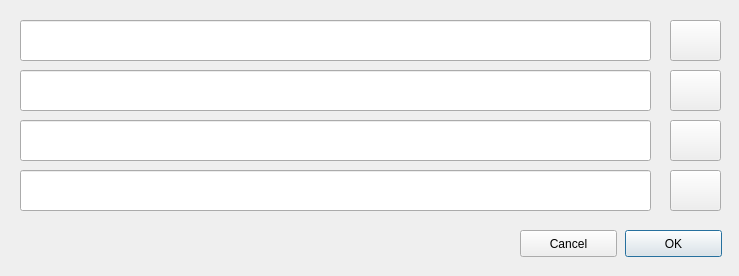
Old version of the form ui/VidSelect.ui in the repository vishruthys/Adaptive-Traffic-Signalling-with-Yolov3.
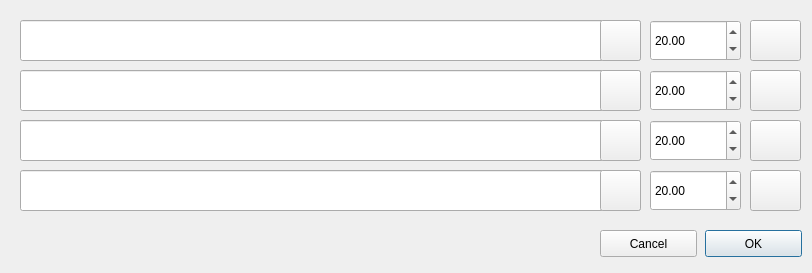
New version of the form. Icons and pictures are not drawn.

```diff
--- a/ui/VidSelect.ui
+++ b/ui/VidSelect.ui
@@ -6,20 +6,14 @@
    <rect>
     <x>0</x>
     <y>0</y>
-    <width>739</width>
-    <height>276</height>
+    <width>812</width>
+    <height>273</height>
    </rect>
   </property>
   <property name="minimumSize">
    <size>
-    <width>739</width>
-    <height>276</height>
-   </size>
-  </property>
-  <property name="maximumSize">
-   <size>
-    <width>739</width>
-    <height>276</height>
+    <width>809</width>
+    <height>271</height>
    </size>
   </property>
   <property name="windowTitle">
@@ -28,7 +22,7 @@
   <widget class="QPushButton" name="vid0">
    <property name="geometry">
     <rect>
-     <x>670</x>
+     <x>750</x>
      <y>20</y>
      <width>51</width>
      <height>41</height>
@@ -53,7 +47,7 @@
     <rect>
      <x>20</x>
      <y>20</y>
-     <width>631</width>
+     <width>621</width>
      <height>41</height>
     </rect>
    </property>
@@ -61,7 +55,7 @@
   <widget class="QPushButton" name="vid1">
    <property name="geometry">
     <rect>
-     <x>670</x>
+     <x>750</x>
      <y>70</y>
      <width>51</width>
      <height>41</height>
@@ -84,7 +78,7 @@
   <widget class="QPushButton" name="vid2">
    <property name="geometry">
     <rect>
-     <x>670</x>
+     <x>750</x>
      <y>120</y>
      <width>51</width>
      <height>41</height>
@@ -107,7 +101,7 @@
   <widget class="QPushButton" name="vid3">
    <property name="geometry">
     <rect>
-     <x>670</x>
+     <x>750</x>
      <y>170</y>
      <width>51</width>
      <height>41</height>
@@ -132,7 +126,7 @@
     <rect>
      <x>20</x>
      <y>70</y>
-     <width>631</width>
+     <width>621</width>
      <height>41</height>
     </rect>
    </property>
@@ -142,7 +136,7 @@
     <rect>
      <x>20</x>
      <y>120</y>
-     <width>631</width>
+     <width>621</width>
      <height>41</height>
     </rect>
    </property>
@@ -152,7 +146,7 @@
     <rect>
      <x>20</x>
      <y>170</y>
-     <width>631</width>
+     <width>621</width>
      <height>41</height>
     </rect>
    </property>
@@ -160,7 +154,7 @@
   <widget class="QPushButton" name="ok">
    <property name="geometry">
     <rect>
-     <x>625</x>
+     <x>705</x>
      <y>230</y>
      <width>97</width>
      <height>27</height>
@@ -176,7 +170,7 @@
   <widget class="QPushButton" name="cancel">
    <property name="geometry">
     <rect>
-     <x>520</x>
+     <x>600</x>
      <y>230</y>
      <width>97</width>
      <height>27</height>
@@ -189,6 +183,210 @@
     <bool>false</bool>
    </property>
   </widget>
+  <widget class="QPushButton" name="crop0">
+   <property name="geometry">
+    <rect>
+     <x>600</x>
+     <y>20</y>
+     <width>41</width>
+     <height>41</height>
+    </rect>
+   </property>
+   <property name="toolTip">
+    <string>Select ROI</string>
+   </property>
+   <property name="text">
+    <string/>
+   </property>
+   <property name="icon">
+    <iconset resource="AppResources.qrc">
+     <normaloff>:/icons/img/crop.png</normaloff>:/icons/img/crop.png</iconset>
+   </property>
+   <property name="iconSize">
+    <size>
+     <width>25</width>
+     <height>25</height>
+    </size>
+   </property>
+   <property name="autoDefault">
+    <bool>false</bool>
+   </property>
+   <property name="flat">
+    <bool>false</bool>
+   </property>
+  </widget>
+  <widget class="QPushButton" name="crop1">
+   <property name="geometry">
+    <rect>
+     <x>600</x>
+     <y>70</y>
+     <width>41</width>
+     <height>41</height>
+    </rect>
+   </property>
+   <property name="toolTip">
+    <string>Select ROI</string>
+   </property>
+   <property name="text">
+    <string/>
+   </property>
+   <property name="icon">
+    <iconset resource="AppResources.qrc">
+     <normaloff>:/icons/img/crop.png</normaloff>:/icons/img/crop.png</iconset>
+   </property>
+   <property name="iconSize">
+    <size>
+     <width>25</width>
+     <height>25</height>
+    </size>
+   </property>
+   <property name="autoDefault">
+    <bool>false</bool>
+   </property>
+   <property name="flat">
+    <bool>false</bool>
+   </property>
+  </widget>
+  <widget class="QPushButton" name="crop2">
+   <property name="geometry">
+    <rect>
+     <x>600</x>
+     <y>120</y>
+     <width>41</width>
+     <height>41</height>
+    </rect>
+   </property>
+   <property name="toolTip">
+    <string>Select ROI</string>
+   </property>
+   <property name="text">
+    <string/>
+   </property>
+   <property name="icon">
+    <iconset resource="AppResources.qrc">
+     <normaloff>:/icons/img/crop.png</normaloff>:/icons/img/crop.png</iconset>
+   </property>
+   <property name="iconSize">
+    <size>
+     <width>25</width>
+     <height>25</height>
+    </size>
+   </property>
+   <property name="autoDefault">
+    <bool>false</bool>
+   </property>
+   <property name="flat">
+    <bool>false</bool>
+   </property>
+  </widget>
+  <widget class="QPushButton" name="crop3">
+   <property name="geometry">
+    <rect>
+     <x>600</x>
+     <y>170</y>
+     <width>41</width>
+     <height>41</height>
+    </rect>
+   </property>
+   <property name="toolTip">
+    <string>Select ROI</string>
+   </property>
+   <property name="text">
+    <string/>
+   </property>
+   <property name="icon">
+    <iconset resource="AppResources.qrc">
+     <normaloff>:/icons/img/crop.png</normaloff>:/icons/img/crop.png</iconset>
+   </property>
+   <property name="iconSize">
+    <size>
+     <width>25</width>
+     <height>25</height>
+    </size>
+   </property>
+   <property name="autoDefault">
+    <bool>false</bool>
+   </property>
+   <property name="flat">
+    <bool>false</bool>
+   </property>
+  </widget>
+  <widget class="QDoubleSpinBox" name="width0">
+   <property name="geometry">
+    <rect>
+     <x>650</x>
+     <y>20</y>
+     <width>91</width>
+     <height>41</height>
+    </rect>
+   </property>
+   <property name="toolTip">
+    <string>Enter Road Width</string>
+   </property>
+   <property name="maximum">
+    <double>999.990000000000009</double>
+   </property>
+   <property name="value">
+    <double>20.000000000000000</double>
+   </property>
+  </widget>
+  <widget class="QDoubleSpinBox" name="width1">
+   <property name="geometry">
+    <rect>
+     <x>650</x>
+     <y>70</y>
+     <width>91</width>
+     <height>41</height>
+    </rect>
+   </property>
+   <property name="toolTip">
+    <string>Enter Road Width</string>
+   </property>
+   <property name="maximum">
+    <double>999.990000000000009</double>
+   </property>
+   <property name="value">
+    <double>20.000000000000000</double>
+   </property>
+  </widget>
+  <widget class="QDoubleSpinBox" name="width2">
+   <property name="geometry">
+    <rect>
+     <x>650</x>
+     <y>120</y>
+     <width>91</width>
+     <height>41</height>
+    </rect>
+   </property>
+   <property name="toolTip">
+    <string>Enter Road Width</string>
+   </property>
+   <property name="maximum">
+    <double>999.990000000000009</double>
+   </property>
+   <property name="value">
+    <double>20.000000000000000</double>
+   </property>
+  </widget>
+  <widget class="QDoubleSpinBox" name="width3">
+   <property name="geometry">
+    <rect>
+     <x>650</x>
+     <y>170</y>
+     <width>91</width>
+     <height>41</height>
+    </rect>
+   </property>
+   <property name="toolTip">
+    <string>Enter Road Width</string>
+   </property>
+   <property name="maximum">
+    <double>999.990000000000009</double>
+   </property>
+   <property name="value">
+    <double>20.000000000000000</double>
+   </property>
+  </widget>
  </widget>
  <resources>
   <include location="AppResources.qrc"/>
```
Left out of the diff: 19 changed lines with no effect on the pictures.
